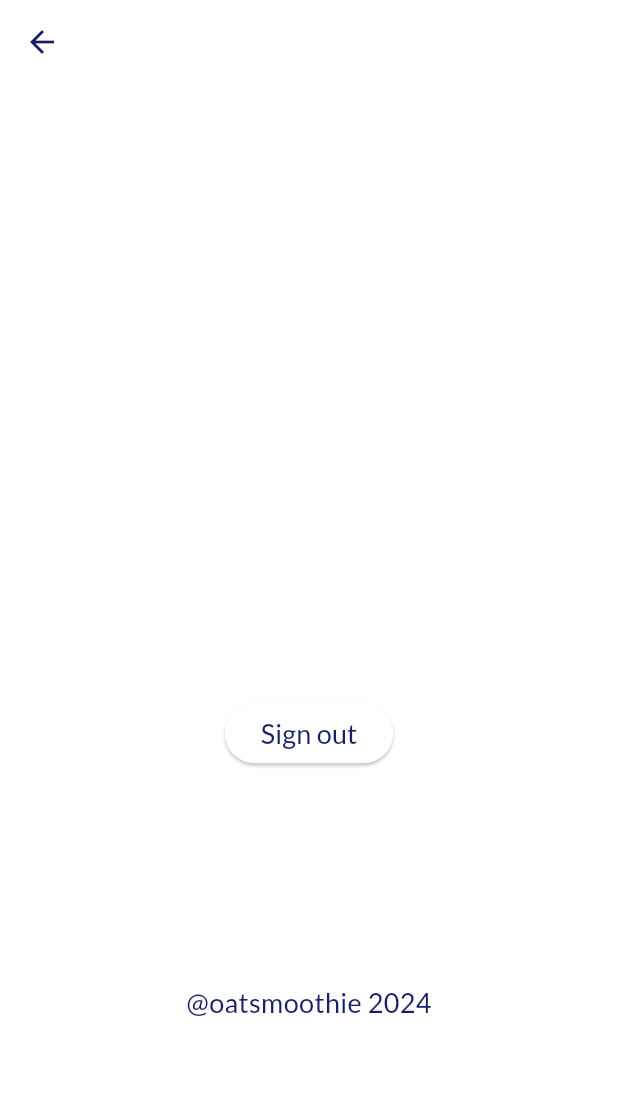
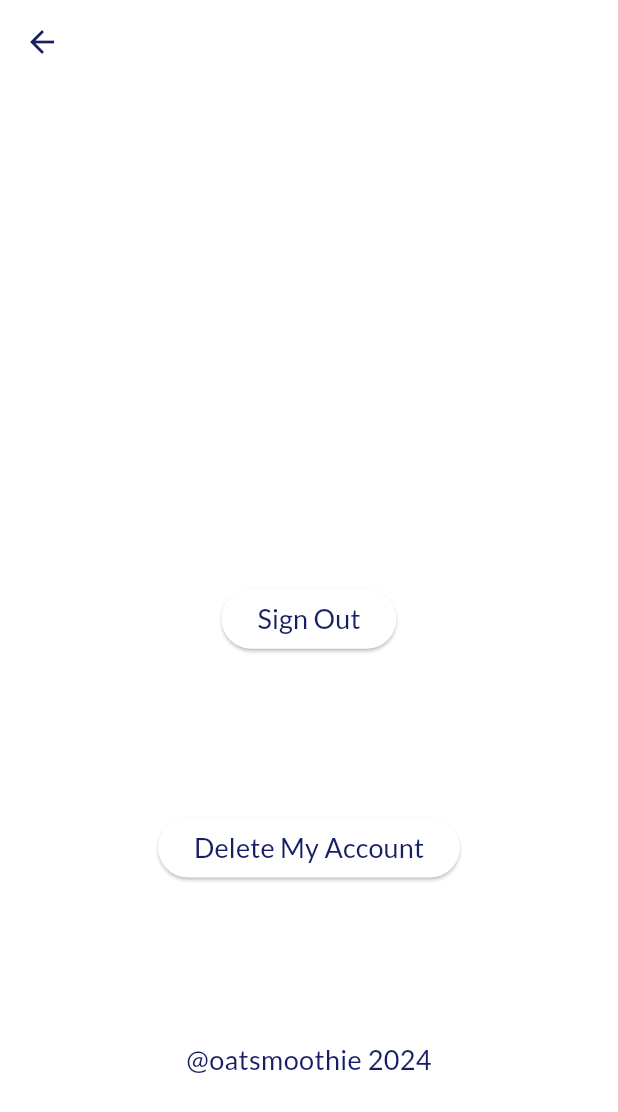
Before and after one commit to sylviezhang37/TasksPlanner-App, a Flutter app: the SettingsScreen screen opened by its route, on a phone screen of 412 x 824 dp. Shown: the top 1112 px of the screen. Run offline on Flutter 3.47's test engine with Material 3 defaults, Android fonts, the phone set to English and light mode, and no system bars; our stand-ins replace animated_text_kit, cloud_firestore, firebase_auth, firebase_core, modal_progress_hud_nsn, percent_indicator; accounts and stored records are empty; network calls fail.

Commit message:
updated metadata, added account deletion functino

```diff
--- a/TasksPlanner/lib/main.dart
+++ b/TasksPlanner/lib/main.dart
@@ -1,6 +1,6 @@
-import 'package:dobee/screens/home_page.dart';
-import 'package:dobee/screens/welcome_screen.dart';
-import 'package:dobee/utilities/constants.dart';
+import 'package:TasksPlanner/screens/home_page.dart';
+import 'package:TasksPlanner/screens/welcome_screen.dart';
+import 'package:TasksPlanner/utilities/constants.dart';
 import 'package:firebase_auth/firebase_auth.dart';
 import 'package:flutter/material.dart';
 import 'package:firebase_core/firebase_core.dart';
--- a/TasksPlanner/lib/screens/login_screen.dart
+++ b/TasksPlanner/lib/screens/login_screen.dart
@@ -51,7 +51,7 @@ class _LoginScreenState extends State<LoginScreen> {
           default:
             break;
         }
-        popUpAlert(context, errorMessage);
+        popUpAlert(context, false, kPopupTitle, errorMessage, () {Navigator.of(context).pop();});
       }
     } finally {
       if (mounted) {
--- a/TasksPlanner/lib/screens/registration_screen.dart
+++ b/TasksPlanner/lib/screens/registration_screen.dart
@@ -45,7 +45,7 @@ class _RegistrationState extends State<Registration> {
           default:
             break;
         }
-        popUpAlert(context, errorMessage);
+        popUpAlert(context, false, kPopupTitle, errorMessage, () {Navigator.of(context).pop();});
       }
     } finally {
       if (mounted) {
--- a/TasksPlanner/lib/screens/settings_screen.dart
+++ b/TasksPlanner/lib/screens/settings_screen.dart
@@ -1,3 +1,4 @@
+import 'package:TasksPlanner/components/popup_alert.dart';
 import 'package:flutter/material.dart';
 import '../screens/welcome_screen.dart';
 import '../models/list_service.dart';
@@ -8,6 +9,11 @@ class SettingsScreen extends StatelessWidget {
 
   @override
   Widget build(BuildContext context) {
+    void deleteAccount() {
+      ListService().deleteUserAccount();
+      Navigator.pushReplacementNamed(context, WelcomeScreen.id);
+    }
+
     return Scaffold(
       appBar: AppBar(),
       body: Column(
@@ -17,12 +23,25 @@ class SettingsScreen extends StatelessWidget {
           Center(
               child: ElevatedButton(
                   child: Text(
-                    'Sign out',
+                    'Sign Out',
                     style: kSubtitleTextStyle,
                   ),
                   onPressed: () {
                     ListService().signOut();
                     Navigator.pushReplacementNamed(context, WelcomeScreen.id);
+                  })),
+          Center(
+              child: ElevatedButton(
+                  child: Text(
+                    'Delete My Account',
+                    style: kSubtitleTextStyle,
+                  ),
+                  onPressed: () {
+                    popUpAlert(context, true, "Are you sure?",
+                        "This action will permanently erase all your account information and data.\n Click 'OK' to confirm deletion, or 'CANCEL' to cancel the action.",
+                        () {
+                      deleteAccount();
+                    });
                   })),
           const Center(
               child: Text(
--- a/TasksPlanner/lib/tasks/homepage_my_lists.dart
+++ b/TasksPlanner/lib/tasks/homepage_my_lists.dart
@@ -1,5 +1,5 @@
 import 'package:cloud_firestore/cloud_firestore.dart';
-import 'package:dobee/tasks/tasks_screen.dart';
+import 'package:TasksPlanner/tasks/tasks_screen.dart';
 import 'package:flutter/material.dart';
 import '../models/list_service.dart';
 import '../models/task_list.dart';
--- a/TasksPlanner/lib/tasks/tasks_card.dart
+++ b/TasksPlanner/lib/tasks/tasks_card.dart
@@ -1,4 +1,4 @@
-import 'package:dobee/tasks/tasks_listview.dart';
+import 'package:TasksPlanner/tasks/tasks_listview.dart';
 import 'package:flutter/material.dart';
 import '../models/task_list.dart';
 import '../models/user_lists.dart';
--- a/TasksPlanner/lib/tasks/tasks_listview.dart
+++ b/TasksPlanner/lib/tasks/tasks_listview.dart
@@ -1,5 +1,5 @@
 import 'package:cloud_firestore/cloud_firestore.dart';
-import 'package:dobee/tasks/task_tile.dart';
+import 'package:TasksPlanner/tasks/task_tile.dart';
 import 'package:flutter/material.dart';
 
 import '../models/list_service.dart';
--- a/TasksPlanner/lib/utilities/constants.dart
+++ b/TasksPlanner/lib/utilities/constants.dart
@@ -126,6 +126,7 @@ ButtonStyle kHomePageButtonStyleLight = ElevatedButton.styleFrom(
   ),
 );
 
+String kPopupTitle = "Oops!";
 
 // style: Theme.of(context).textTheme.bodyMedium!.copyWith(
 //           color: Theme.of(context).colorScheme.onPrimary,
--- a/TasksPlanner/pubspec.yaml
+++ b/TasksPlanner/pubspec.yaml
@@ -1,4 +1,4 @@
-name: dobee
+name: TasksPlanner
 description: "A new Flutter project."
 publish_to: 'none'
 
```
Also changed, not shown: TasksPlanner/lib/components/popup_alert.dart (+12 -5 lines), TasksPlanner/lib/models/list_service.dart (+10 -2 lines), TasksPlanner/lib/tasks/tasks_screen.dart (+5 -2 lines), TasksPlanner/lib/firebase_options.dart, 7 other files.
